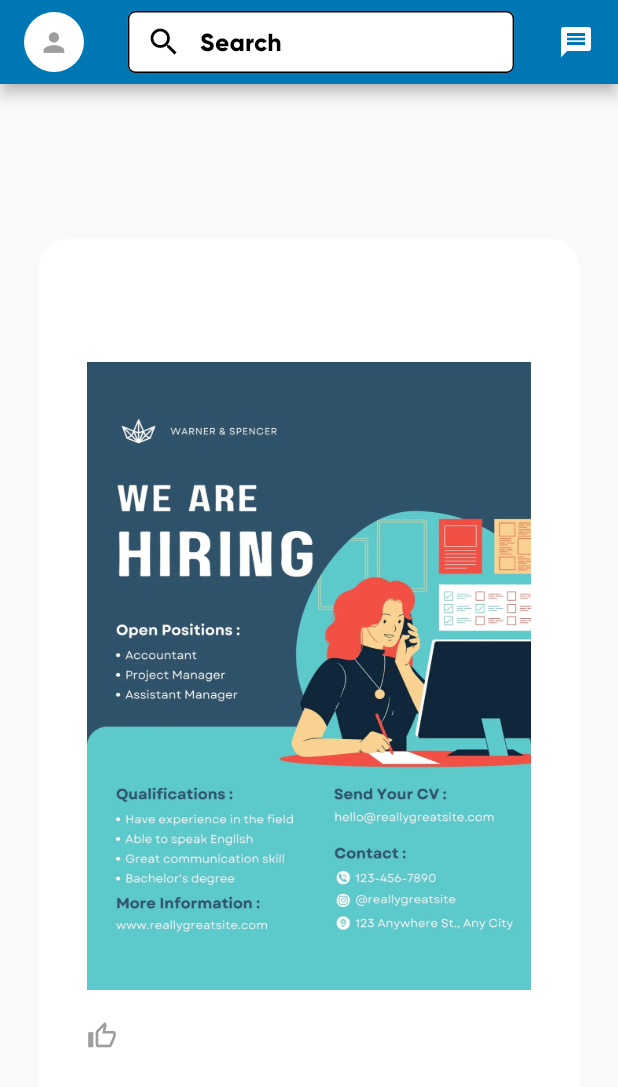
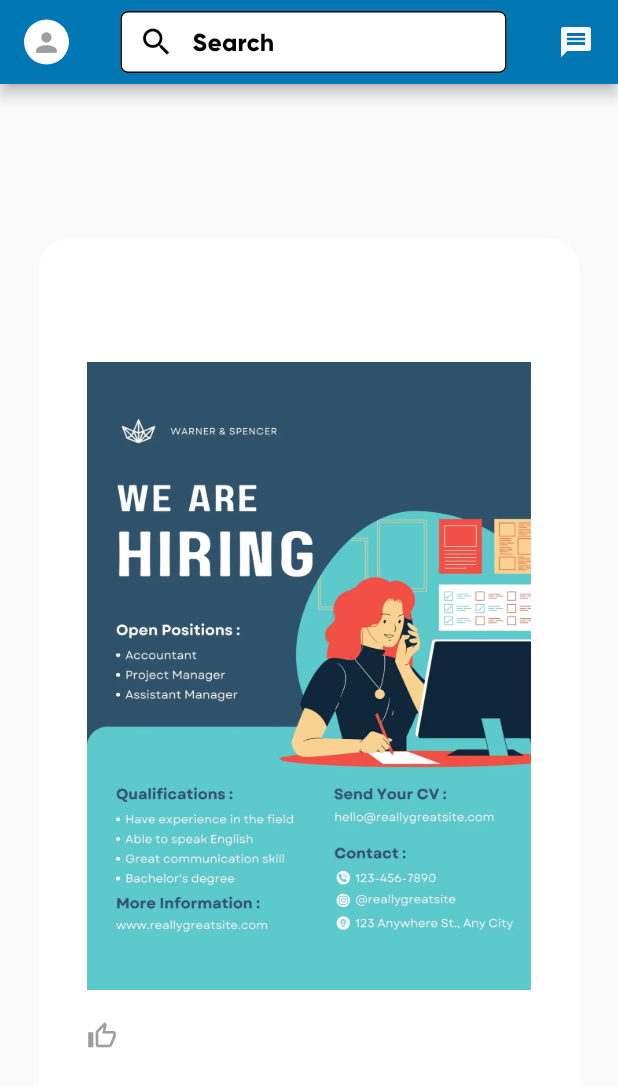
Before and after one commit to Akhil184/Login_page_linkedin, a Flutter app: the HomePage screen opened directly, on a phone screen of 412 x 824 dp. Shown: the top 1087 px of the screen. Run offline on Flutter 3.47's test engine with Material 2 defaults, Android fonts, the phone set to English and light mode, and no system bars; drawn by our look-alikes of like_button; our stand-ins replace flutter_screenutil.

Commit message:
adjust size of icon

```diff
--- a/lib/screens/home_page.dart
+++ b/lib/screens/home_page.dart
@@ -21,7 +21,7 @@ class _HomePageState extends State<HomePage> {
         children:[
           CircleAvatar(
             backgroundColor: Colors.white,
-            radius: 20,
+            radius:15,
             child: IconButton(
               padding: EdgeInsets.zero,
               icon: Icon(Icons.person,color:Colors.grey,size:20.sp,),
```
